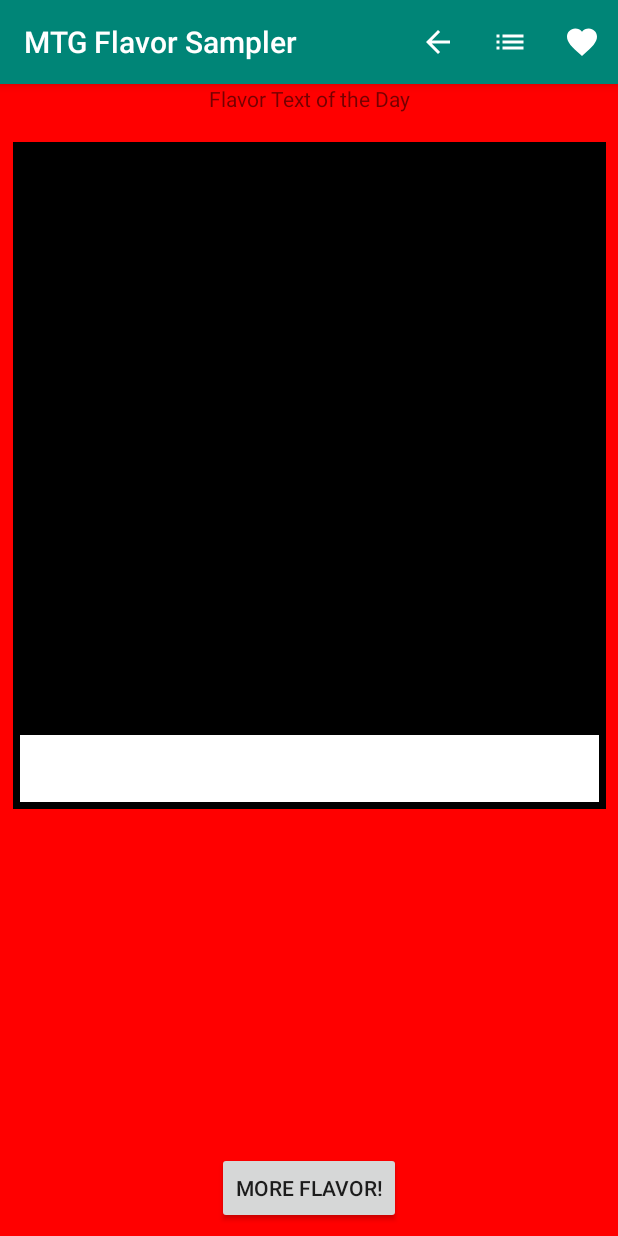
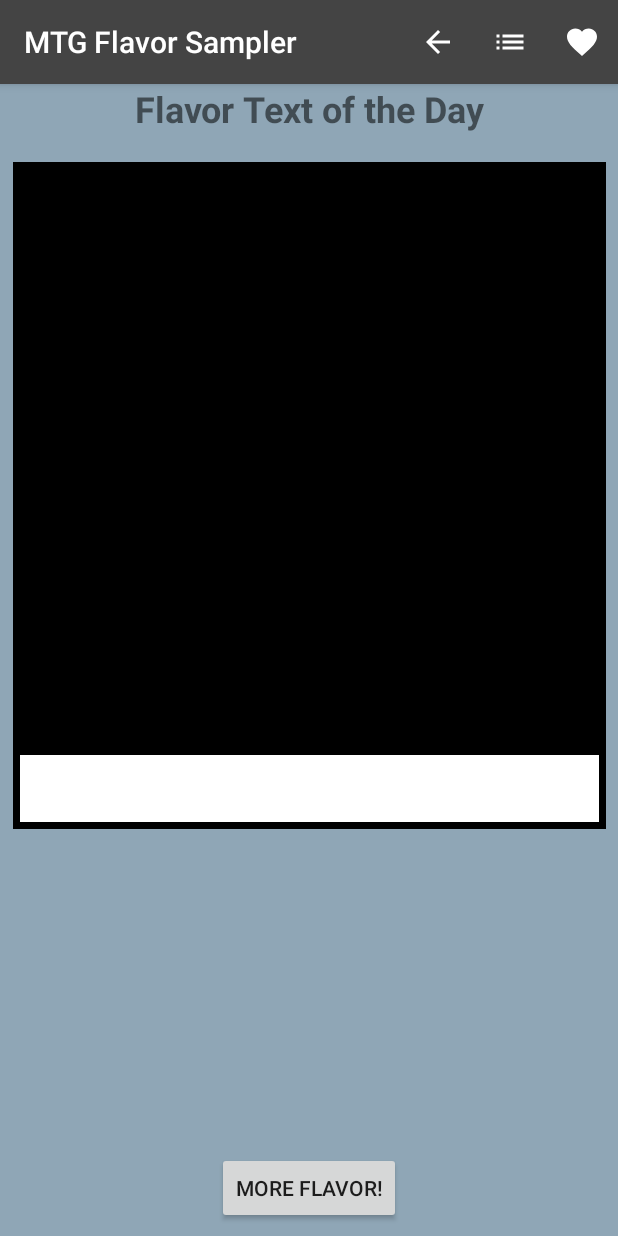
Before and after one commit to jwilder4690/MTGFlavor, an Android app: the screen it shows after launch (MainActivity), on a phone screen of 412 x 824 dp. Run offline under Robolectric (Android 15) with nearby library versions, the phone set to English and light mode, and no system bars; our stand-ins replace Room's generated code; 1 statement that could not run was skipped.

Commit message:
- Created default card constructor and had database ignore it. - Removed testing card. - Tweaked colors.

```diff
--- a/app/src/main/java/com/example/mtgflavorsampler/CardDatabase.java
+++ b/app/src/main/java/com/example/mtgflavorsampler/CardDatabase.java
@@ -44,8 +44,8 @@ public abstract class CardDatabase extends RoomDatabase {
         }
         @Override
         protected Void doInBackground(Void... voids){
-            //Do manual insert of Angelheart Vial or Omniscience
-            cardDao.insert(new CardData("CardName", "I am a cool card", "me", "www.com", "www.com", R.color.red));
+            //Default card (Omniscience) inserted
+            cardDao.insert(new CardData());
             return null;
         }
     }
--- a/app/src/main/java/com/example/mtgflavorsampler/CardRepository.java
+++ b/app/src/main/java/com/example/mtgflavorsampler/CardRepository.java
@@ -35,7 +35,7 @@ public class CardRepository {
         CardDatabase database = CardDatabase.getInstance(application);
         cardDao = database.cardDao();
         allCards = cardDao.getAllCards();
-        currentCard.setValue(new CardData("CardName", "I am a cool card", "me", "www.com", "www.com", R.color.red));
+        currentCard.setValue(new CardData());
         fetchList();
         fetchCard();
     }
--- a/app/src/main/res/layout/fragment_card.xml
+++ b/app/src/main/res/layout/fragment_card.xml
@@ -14,6 +14,8 @@
         android:layout_width="wrap_content"
         android:layout_height="wrap_content"
         android:text="@string/title"
+        android:textSize="24sp"
+        android:textStyle="bold"
         app:layout_constraintEnd_toEndOf="parent"
         app:layout_constraintStart_toStartOf="parent"
         app:layout_constraintTop_toTopOf="parent" />
--- a/app/src/main/res/values/colors.xml
+++ b/app/src/main/res/values/colors.xml
@@ -1,17 +1,17 @@
 <?xml version="1.0" encoding="utf-8"?>
 <resources>
-    <color name="colorPrimary">#008577</color>
-    <color name="colorPrimaryDark">#00574B</color>
+    <color name="colorPrimary">#444444</color>
+    <color name="colorPrimaryDark">#272727</color>
     <color name="colorAccent">#D81B60</color>
     <color name="borderColor">#000000</color>
     <color name="white">#FFFFFF</color>
     <color name="transparent">#00008577</color>
     <color name="red">#FF0000</color>
     <color name="W">#FCF2D7</color>
-    <color name="U">#CBEFFD</color>
+    <color name="U">#8FA6B6</color>
     <color name="B">#9E9E9E</color>
-    <color name="R">#C98F8B</color>
-    <color name="G">#C6E4BA</color>
-    <color name="Gold">#D3BD81</color>
+    <color name="R">#BE988C</color>
+    <color name="G">#869784</color>
+    <color name="Gold">#978961</color>
     <color name="Brown">#756652</color>
 </resources>
```
Also changed, not shown: app/src/main/AndroidManifest.xml (+0 -7 lines), app/src/main/java/com/example/mtgflavorsampler/CardData.java (+42 -11 lines), app/src/main/java/com/example/mtgflavorsampler/DisplayFavoritesActivity.java (deleted, +0 -92 lines), app/src/main/res/layout/activity_display_favorites.xml (deleted, +0 -15 lines).
